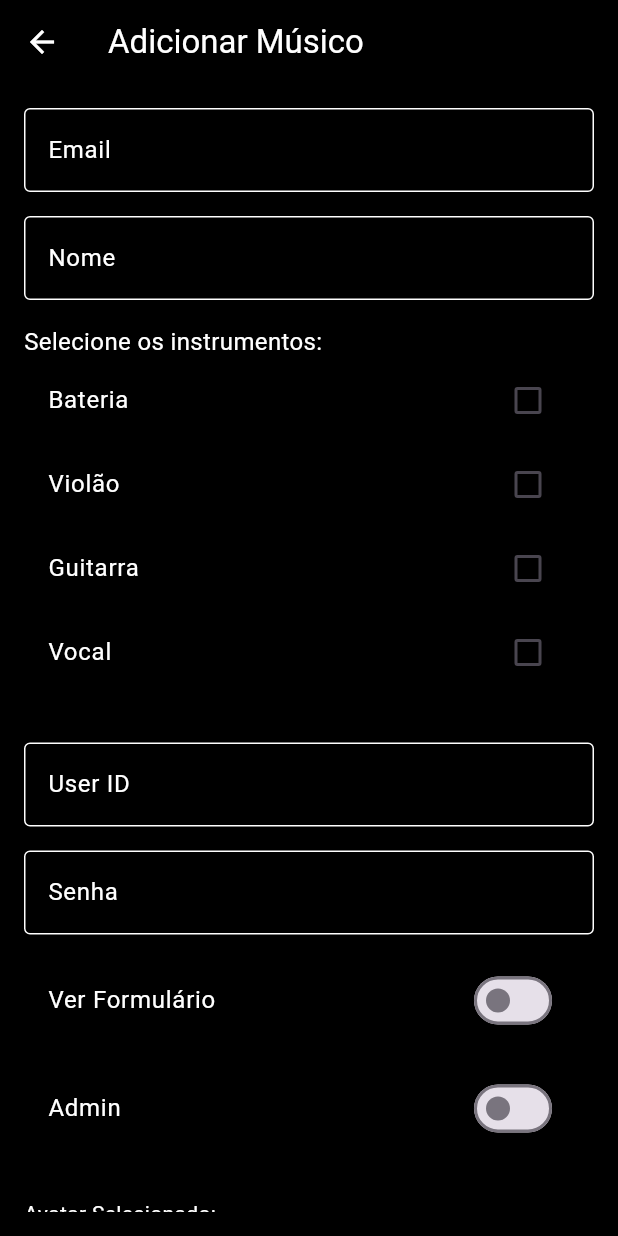
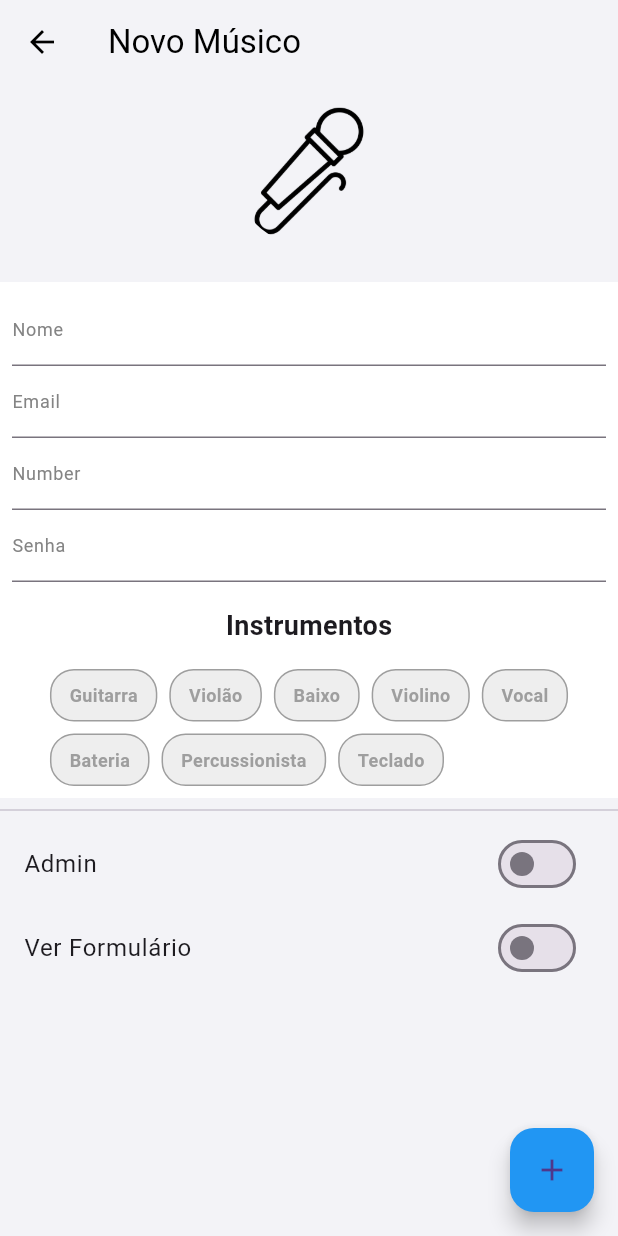
Before and after one commit to marquinhos2017/lagoinhabandteam, a Flutter app: the AddMusicianPage screen opened directly, on a phone screen of 412 x 824 dp. Run offline on Flutter 3.47's test engine with Material 3 defaults, Android fonts, the phone set to English and light mode, and no system bars; our stand-ins replace audioplayers, cloud_firestore, dio, file_picker, firebase_core, firebase_storage and 5 more; missing offline and left inert: dart:ffi, flutter_audio_capture, flutter_date_pickers, flutter_email_sender, mailer, pitch_detector_dart and 1 more; accounts and stored records are empty.

Commit message:
atualizando UI do add Musician

```diff
--- a/lib/pages/AddMusician.dart
+++ b/lib/pages/AddMusician.dart
@@ -80,6 +80,7 @@ class _MusicianSelect2State extends State<MusicianSelect22> {
       );
 
       Navigator.pop(context, true);
+      Navigator.pop(context);
     } catch (e) {
       print('Erro ao adicionar músico: $e');
     }
@@ -233,13 +234,16 @@ class _MusicianSelect2State extends State<MusicianSelect22> {
                             musicoId,
                             widget.instrument,
                           );
+                          Navigator.pop(context);
 
                           // Aguarda o fechamento do SnackBar
                           await Future.delayed(Duration(seconds: 1));
+                          Navigator.pop(context);
 
                           if (!mounted) return;
 
                           Navigator.pop(context, true);
+                          Navigator.pop(context);
                         }
                       },
                       child: Row(
--- a/lib/pages/MusiciansPage.dart
+++ b/lib/pages/MusiciansPage.dart
@@ -333,26 +333,24 @@ class AddMusicianPage extends StatefulWidget {
 class _AddMusicianPageState extends State<AddMusicianPage> {
   final _formKey = GlobalKey<FormState>();
   final _nameController = TextEditingController();
-  final _instrumentController = TextEditingController();
-  final _tipoController = TextEditingController();
+  final _emailController = TextEditingController();
   final _userIdController = TextEditingController();
   final _passwordController = TextEditingController();
-  final _emailController = TextEditingController();
 
+  bool _isAdmin = false;
   bool _verFormulario = false;
-  String? _selectedAvatar;
-  bool _isAdmin = false;
-
-  // Instrumentos disponíveis com checkboxes
   List<String> _selectedInstruments = [];
   final List<String> _instruments = [
+    'Guitarra',
+    'Violão',
+    'Baixo',
+    'Violino',
+    'Vocal',
     'Bateria',
-    'Violão',
-    'Guitarra',
-    'Vocal',
+    'Percussionista',
+    'Teclado',
   ];
 
-  // Avatares disponíveis
   final List<String> _avatars = [
     'assets/profile_drum.png',
     'assets/profile_guitar.png',
@@ -364,28 +362,25 @@ class _AddMusicianPageState extends State<AddMusicianPage> {
     'assets/profile_vocal3.png',
     'assets/profile_vocal4.png',
   ];
+  String? _selectedAvatar = 'assets/profile_vocal1.png';
 
   Future<void> _addMusician() async {
     if (_formKey.currentState!.validate()) {
       String? downloadUrl;
-
       if (_selectedAvatar != null) {
-        // Converte o asset em um arquivo temporário
         File avatarFile = await _getFileFromAsset(_selectedAvatar!);
-        // Faz o upload do arquivo para o Firebase
         downloadUrl = await _uploadImageToFirebase(avatarFile);
       }
 
-      // Adiciona os dados ao Firestore
       await FirebaseFirestore.instance.collection('musicos').add({
         'name': _nameController.text,
+        'email': _emailController.text,
+        'user_id': int.tryParse(_userIdController.text) ?? 0,
+        'password': _passwordController.text,
         'instrument': _selectedInstruments.join(', '),
         'tipo': _isAdmin ? 'Admin' : 'User',
-        'user_id': int.tryParse(_userIdController.text) ?? 0,
-        'password': _passwordController.text,
         'ver_formulario': _verFormulario,
         'photoUrl': downloadUrl,
-        'email': _emailController.text,
       });
 
       Navigator.of(context).pop();
@@ -417,24 +412,8 @@ class _AddMusicianPageState extends State<AddMusicianPage> {
   void _showAvatarSelectionSheet() {
     showModalBottomSheet(
       context: context,
-      backgroundColor: Colors.black,
-      shape: RoundedRectangleBorder(
-        borderRadius: BorderRadius.vertical(top: Radius.circular(20)),
-      ),
       builder: (BuildContext context) {
-        return Column(
-          mainAxisSize: MainAxisSize.min,
-          children: [
-            Padding(
-              padding: const EdgeInsets.all(16.0),
-              child: Text(
-                'Selecione um Avatar',
-                style: TextStyle(color: Colors.white, fontSize: 18),
-              ),
-            ),
-            Divider(color: Colors.white),
-            Expanded(
-              child: GridView.builder(
+        return GridView.builder(
           padding: EdgeInsets.all(16),
           gridDelegate: SliverGridDelegateWithFixedCrossAxisCount(
             crossAxisCount: 4,
@@ -442,7 +421,7 @@ class _AddMusicianPageState extends State<AddMusicianPage> {
             mainAxisSpacing: 8,
           ),
           itemCount: _avatars.length,
-                itemBuilder: (BuildContext context, int index) {
+          itemBuilder: (context, index) {
             String avatar = _avatars[index];
             return GestureDetector(
               onTap: () {
@@ -452,18 +431,14 @@ class _AddMusicianPageState extends State<AddMusicianPage> {
                 Navigator.pop(context);
               },
               child: CircleAvatar(
-                      radius: 24,
-                      backgroundColor: Colors.white,
+                radius: 30,
                 backgroundImage: AssetImage(avatar),
                 child: _selectedAvatar == avatar
-                          ? Icon(Icons.check, color: Colors.green, size: 28)
+                    ? Icon(Icons.check, color: Colors.green)
                     : null,
               ),
             );
           },
-              ),
-            ),
-          ],
         );
       },
     );
@@ -472,198 +447,209 @@ class _AddMusicianPageState extends State<AddMusicianPage> {
   @override
   Widget build(BuildContext context) {
     return Scaffold(
-      backgroundColor: Colors.black,
+      backgroundColor: Color(0xfff3f3f7),
       appBar: AppBar(
-        foregroundColor: Colors.white,
-        backgroundColor: Colors.black,
-        title: Text('Adicionar Músico'),
+        title: Text('Novo Músico'),
+        backgroundColor: Color(0xfff3f3f7),
+        elevation: 0,
+        foregroundColor: Colors.black,
       ),
-      body: Padding(
-        padding: const EdgeInsets.all(16.0),
-        child: Form(
+      body: Form(
         key: _formKey,
         child: ListView(
+          padding: EdgeInsets.symmetric(horizontal: 0, vertical: 8),
           children: [
-              // ... Campos do formulário (email, nome, instrumentos, etc.)
-              TextFormField(
-                controller: _emailController,
-                decoration: InputDecoration(
-                  labelText: 'Email',
-                  labelStyle: TextStyle(color: Colors.white),
-                  enabledBorder: OutlineInputBorder(
-                    borderSide: BorderSide(color: Colors.white),
+            GestureDetector(
+              onTap: _showAvatarSelectionSheet,
+              child: Container(
+                width: 100, // Duplicando o raio (2 * radius)
+                height: 100,
+                decoration: BoxDecoration(
+                  shape: BoxShape.circle,
+                  image: _selectedAvatar != null
+                      ? DecorationImage(
+                          image: AssetImage(_selectedAvatar!),
+                          fit: BoxFit
+                              .contain, // Contém a imagem dentro do círculo
+                        )
+                      : null,
+                  color: _selectedAvatar == null
+                      ? Colors.grey[200]
+                      : null, // Cor de fundo para o ícone
                 ),
-                  focusedBorder: OutlineInputBorder(
-                    borderSide: BorderSide(color: Colors.white),
+                child: _selectedAvatar == null
+                    ? Icon(Icons.person, color: Colors.grey) // Ícone padrão
+                    : null,
               ),
             ),
-                style: TextStyle(color: Colors.white),
-                keyboardType: TextInputType.emailAddress,
-                validator: (value) {
-                  if (value == null || value.isEmpty) {
-                    return 'Por favor, insira o email';
-                  }
-                  // Validação de email simples
-                  if (!RegExp(r'^[^@]+@[^@]+\.[^@]+').hasMatch(value)) {
-                    return 'Insira um email válido';
-                  }
-                  return null;
-                },
+            //       _buildSectionTitle('Informações Básicas'),
+            SizedBox(
+              height: 24,
             ),
-              SizedBox(height: 16),
-              TextFormField(
-                controller: _nameController,
-                decoration: InputDecoration(
-                  labelText: 'Nome',
-                  labelStyle: TextStyle(color: Colors.white),
-                  enabledBorder: OutlineInputBorder(
-                    borderSide: BorderSide(color: Colors.white),
+            Container(
+              color: Colors.white,
+              child: Padding(
+                padding: const EdgeInsets.all(8.0),
+                child: Column(
+                  children: [
+                    _buildTextField(
+                      _nameController,
+                      'Nome',
+                      TextInputType.text,
+                      placeholder: 'Nome',
                     ),
-                  focusedBorder: OutlineInputBorder(
-                    borderSide: BorderSide(color: Colors.white),
+                    _buildTextField(
+                        _emailController, 'Email', TextInputType.emailAddress,
+                        placeholder: 'Email'),
+                    _buildTextField(
+                        _userIdController, 'User ID', TextInputType.number,
+                        placeholder: 'Number'),
+                    _buildTextField(
+                        _passwordController, 'Senha', TextInputType.text,
+                        obscureText: true, placeholder: 'Senha'),
+                    _buildSectionTitle('Instrumentos'),
+                    _buildInstrumentSelection(),
+                    //   _buildSectionTitle('Avatar'),
+                  ],
                 ),
               ),
-                style: TextStyle(color: Colors.white),
-                validator: (value) {
-                  if (value == null || value.isEmpty) {
-                    return 'Por favor, insira o nome';
-                  }
-                  return null;
-                },
             ),
-              SizedBox(height: 16),
-              // Checkboxes para os instrumentos
-              Text(
-                'Selecione os instrumentos:',
-                style: TextStyle(color: Colors.white, fontSize: 16),
-              ),
-              ..._instruments.map((instrument) {
-                return CheckboxListTile(
-                  title:
-                      Text(instrument, style: TextStyle(color: Colors.white)),
-                  value: _selectedInstruments.contains(instrument),
-                  onChanged: (bool? value) {
-                    setState(() {
-                      if (value == true) {
-                        _selectedInstruments.add(instrument);
-                      } else {
-                        _selectedInstruments.remove(instrument);
-                      }
-                    });
-                  },
-                  activeColor: Colors.blue,
-                  checkColor: Colors.white,
-                );
-              }).toList(),
-              SizedBox(height: 16),
-
-              SizedBox(height: 16),
-              TextFormField(
-                controller: _userIdController,
-                decoration: InputDecoration(
-                  labelText: 'User ID',
-                  labelStyle: TextStyle(color: Colors.white),
-                  enabledBorder: OutlineInputBorder(
-                    borderSide: BorderSide(color: Colors.white),
-                  ),
-                  focusedBorder: OutlineInputBorder(
-                    borderSide: BorderSide(color: Colors.white),
-                  ),
-                ),
-                style: TextStyle(color: Colors.white),
-                keyboardType: TextInputType.number,
-                validator: (value) {
-                  if (value == null || value.isEmpty) {
-                    return 'Por favor, insira o user ID';
-                  }
-                  if (int.tryParse(value) == null) {
-                    return 'Insira um número válido';
-                  }
-                  return null;
-                },
-              ),
-              SizedBox(height: 16),
-              TextFormField(
-                controller: _passwordController,
-                decoration: InputDecoration(
-                  labelText: 'Senha',
-                  labelStyle: TextStyle(color: Colors.white),
-                  enabledBorder: OutlineInputBorder(
-                    borderSide: BorderSide(color: Colors.white),
-                  ),
-                  focusedBorder: OutlineInputBorder(
-                    borderSide: BorderSide(color: Colors.white),
-                  ),
-                ),
-                style: TextStyle(color: Colors.white),
-                obscureText: true,
-                validator: (value) {
-                  if (value == null || value.isEmpty) {
-                    return 'Por favor, insira a senha';
-                  }
-                  return null;
-                },
-              ),
-              SizedBox(height: 16),
-              SwitchListTile(
-                title: Text('Ver Formulário',
-                    style: TextStyle(color: Colors.white)),
-                value: _verFormulario,
-                onChanged: (bool value) {
-                  setState(() {
-                    _verFormulario = value;
-                  });
-                },
-              ),
-              SizedBox(height: 16),
-              SwitchListTile(
-                title: Text('Admin', style: TextStyle(color: Colors.white)),
-                value: _isAdmin,
-                onChanged: (bool value) {
-                  setState(() {
-                    _isAdmin = value;
-                  });
-                },
-              ),
-              SizedBox(height: 16),
-              SizedBox(height: 16),
-              Text(
-                'Avatar Selecionado:',
-                style: TextStyle(color: Colors.white),
-              ),
-              SizedBox(height: 8),
-              Row(
-                children: [
-                  CircleAvatar(
-                    radius: 32,
-                    backgroundColor: Colors.white,
+            /*
+            ListTile(
+              leading: CircleAvatar(
+                radius: 24,
                 backgroundImage: _selectedAvatar != null
                     ? AssetImage(_selectedAvatar!)
                     : null,
                 child: _selectedAvatar == null
-                        ? Icon(Icons.person, color: Colors.white, size: 32)
+                    ? Icon(Icons.person, color: Colors.grey)
                     : null,
               ),
-                  SizedBox(width: 16),
-                  IconButton(
-                    icon: Icon(Icons.edit, color: Colors.white),
-                    onPressed: _showAvatarSelectionSheet,
+              title: Text('Selecionar Avatar'),
+              trailing: Icon(Icons.arrow_forward_ios),
+              onTap: _showAvatarSelectionSheet,
+            ),*/
+            Divider(),
+            SwitchListTile(
+              title: Text('Admin'),
+              value: _isAdmin,
+              onChanged: (value) => setState(() => _isAdmin = value),
             ),
-                ],
+            SwitchListTile(
+              title: Text('Ver Formulário'),
+              value: _verFormulario,
+              onChanged: (value) => setState(() => _verFormulario = value),
             ),
-              SizedBox(height: 16),
-              ElevatedButton(
+            SizedBox(height: 32),
+            /*     Center(
+              child: ElevatedButton(
                 onPressed: _addMusician,
                 child: Text('Adicionar'),
                 style: ElevatedButton.styleFrom(
-                  foregroundColor: Colors.white,
-                  backgroundColor: Colors.blue,
+                  shape: RoundedRectangleBorder(
+                      borderRadius: BorderRadius.circular(8)),
+                  padding: EdgeInsets.symmetric(horizontal: 32, vertical: 12),
                 ),
               ),
+            ),*/
           ],
+        ),
+      ),
+      floatingActionButton: FloatingActionButton(
+        onPressed: () {
+          _addMusician();
+          // Ação para o botão flutuante
+          print("Botão flutuante pressionado");
+        },
+        child: Icon(Icons.add),
+        backgroundColor: Colors.blue, // Cor de fundo do botão flutuante
+      ),
+    );
+  }
+
+  Widget _buildTextField(
+    TextEditingController controller,
+    String label,
+    TextInputType keyboardType, {
+    bool obscureText = false,
+    required String placeholder, // Novo parâmetro opcional
+  }) {
+    return Column(
+      crossAxisAlignment: CrossAxisAlignment.start,
+      children: [
+        // Text(label, style: TextStyle(fontSize: 16, color: Colors.grey)),
+        TextFormField(
+          style: TextStyle(fontSize: 12),
+          controller: controller,
+          keyboardType: keyboardType,
+          obscureText: obscureText,
+          validator: (value) => value == null || value.isEmpty
+              ? 'Por favor, insira $label'
+              : null,
+          decoration: InputDecoration(
+            hintText: placeholder, // Define o placeholder
+            hintStyle: TextStyle(
+                fontSize: 12,
+                color: const Color.fromARGB(
+                    255, 132, 132, 132)), // Estilo do placeholder
+            border: UnderlineInputBorder(),
+            focusedBorder: UnderlineInputBorder(
+              borderSide:
+                  BorderSide(color: const Color.fromARGB(255, 132, 132, 132)),
+            ),
+          ),
+        ),
+        //  SizedBox(height: 16),
+      ],
+    );
+  }
+
+  Widget _buildSectionTitle(String title) {
+    return Padding(
+      padding: const EdgeInsets.symmetric(vertical: 16.0),
+      child: Text(
+        title,
+        style: TextStyle(fontSize: 18, fontWeight: FontWeight.bold),
+      ),
+    );
+  }
+
+  Widget _buildInstrumentSelection() {
+    return Wrap(
+      spacing: 8.0, // Espaçamento horizontal entre os itens
+      runSpacing: 8.0, // Espaçamento vertical entre as linhas
+      children: _instruments.map((instrument) {
+        final isSelected = _selectedInstruments.contains(instrument);
+        return GestureDetector(
+          onTap: () {
+            setState(() {
+              if (isSelected) {
+                _selectedInstruments.remove(instrument);
+              } else {
+                _selectedInstruments.add(instrument);
+              }
+            });
+          },
+          child: Container(
+            padding: EdgeInsets.symmetric(horizontal: 12, vertical: 8),
+            decoration: BoxDecoration(
+              color: isSelected ? Colors.blue[100] : Colors.grey[200],
+              borderRadius: BorderRadius.circular(16),
+              border: Border.all(
+                color: isSelected ? Colors.blue : Colors.grey,
+              ),
+            ),
+            child: Text(
+              instrument,
+              style: TextStyle(
+                fontSize: 12,
+                fontWeight: FontWeight.bold,
+                color: isSelected ? Colors.blue : Colors.grey,
               ),
             ),
           ),
         );
+      }).toList(),
+    );
   }
 }
```
Lines whose indentation alone changed are shown as unchanged.
